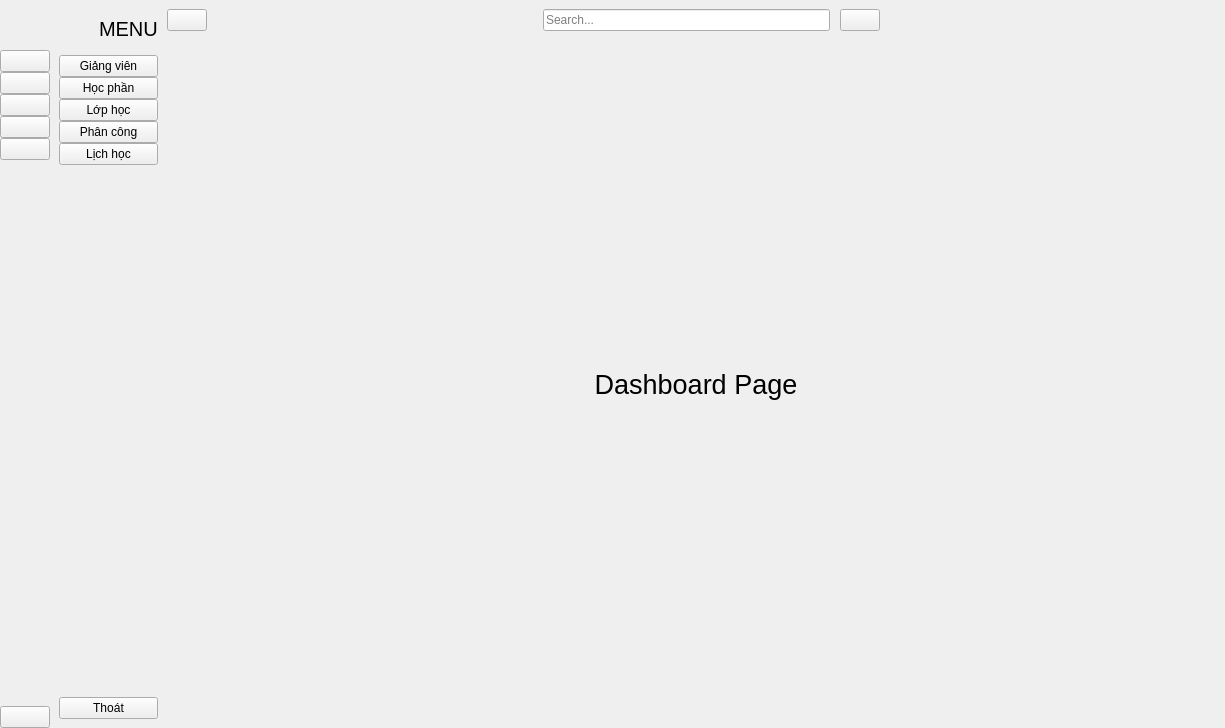
The window that nam/giangvien.ui (QunLee273/QLGV) describes before a commit, drawn with Qt 5.
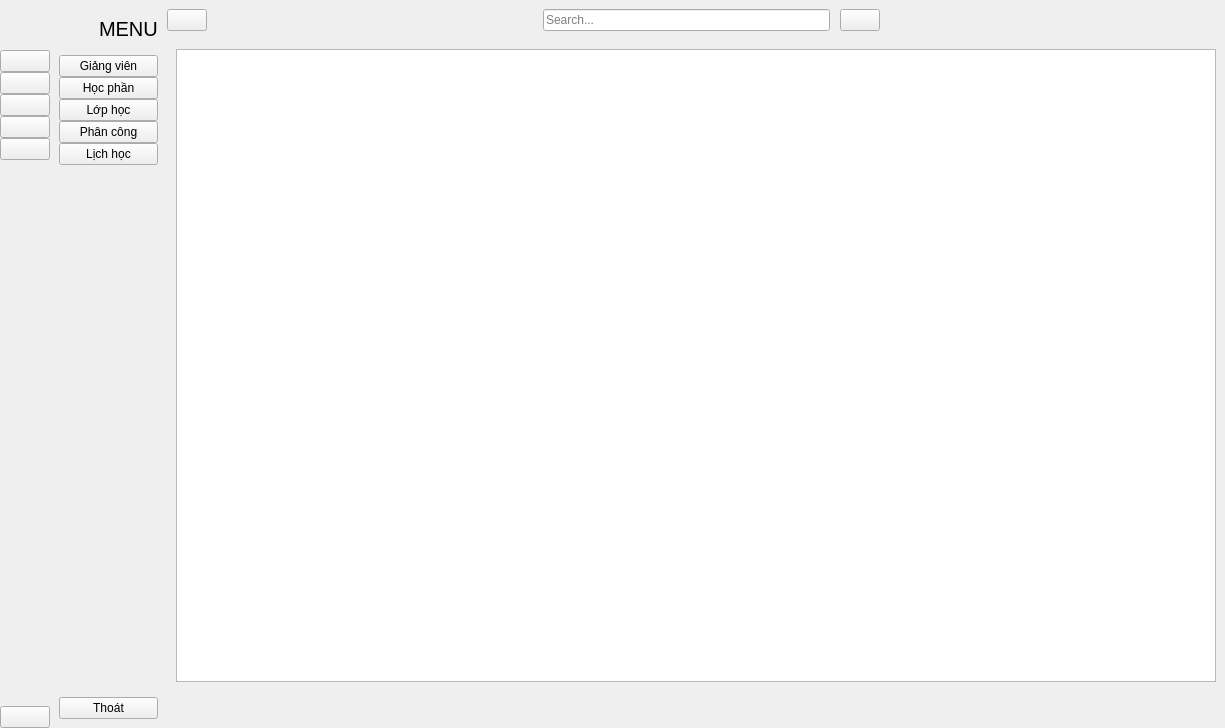
The same window after the commit. The open tabs and pages were chosen to show the change. Icons and pictures are not drawn.

```diff
--- a/nam/giangvien.ui
+++ b/nam/giangvien.ui
@@ -590,7 +590,7 @@
          </widget>
          <widget class="QWidget" name="page_2">
           <layout class="QGridLayout" name="gridLayout_3">
-           <item row="0" column="0">
+           <item row="1" column="0">
             <widget class="QLabel" name="label_5">
              <property name="font">
               <font>
@@ -598,13 +598,16 @@
               </font>
              </property>
              <property name="text">
-              <string>Dashboard Page</string>
+              <string/>
              </property>
              <property name="alignment">
               <set>Qt::AlignCenter</set>
              </property>
             </widget>
            </item>
+           <item row="0" column="0">
+            <widget class="QTableView" name="tableView"/>
+           </item>
           </layout>
          </widget>
          <widget class="QWidget" name="page_3">
```
Left out of the diff: 16 changed lines with no effect on the pictures.
